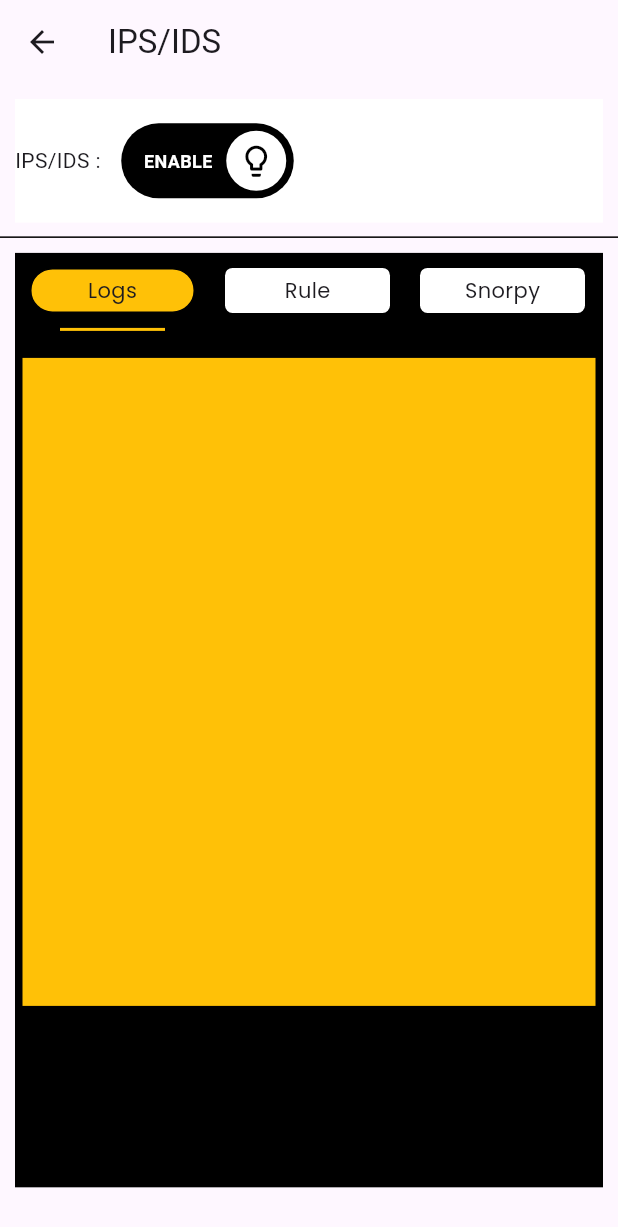
After one commit to Archit56ak/SentinelOS, a Flutter app: the IPS_IDS screen opened by its route, on a phone screen of 412 x 824 dp. The commit adds this screen. Shown: the top 1227 px of the screen. Run offline on Flutter 3.47's test engine with Material 3 defaults, Android fonts, the phone set to English and light mode, and no system bars; drawn by our look-alikes of lite_rolling_switch; our stand-ins replace google_fonts, rive; missing offline and left inert: dart:ffi, flutter_window_close, window_manager.

Commit message:
IPS_IDS Screen

```diff
--- a/lib/Components/my_button.dart
+++ b/lib/Components/my_button.dart
@@ -23,6 +23,7 @@ class _MyButtonState extends State<MyButton> {
       onTap: () {
         Navigator.push(
             context, MaterialPageRoute(builder: (context) => EntryPoint()));
+
       },
       child: Container(
         width: MediaQuery.of(context).size.width * 0.13,
--- /dev/null
+++ b/lib/Features/ips_ids.dart
@@ -0,0 +1,158 @@
+// ignore_for_file: prefer_const_literals_to_create_immutables, prefer_const_constructors
+
+import 'dart:ffi';
+import 'dart:io';
+
+import 'package:flutter/material.dart';
+import 'package:google_fonts/google_fonts.dart';
+import 'package:lite_rolling_switch/lite_rolling_switch.dart';
+import 'package:path/path.dart' as p;
+import 'dart:ffi' as dart_ffi;
+
+typedef RunIDSFunc = dart_ffi.Int Function();
+typedef RunIDSScript = Int Function();
+
+class IPS_IDS extends StatefulWidget {
+  static const id = 'IPS_IDS';
+  const IPS_IDS({super.key});
+
+  @override
+  State<IPS_IDS> createState() => _IPS_IDSState();
+}
+
+class _IPS_IDSState extends State<IPS_IDS> {
+  // void Script() async
+  // {
+  //     var libraryPath =
+  //         path.join(Directory.current.path, "ffi_lib", "libGPUInfo.so");
+  //     final dynamicLib = dart_ffi.DynamicLibrary.open(libraryPath);
+  //     final RunIDSScript runGPUScript = dynamicLib
+  //         .lookup<dart_ffi.NativeFunction<RunIDSFunc>>("run")
+  //         .asFunction();
+  //     runGPUScript();
+  // }
+
+  List<String> IPS_features = ["Logs", "Rule", "Snorpy"];
+  int curr = 0;
+  @override
+  Widget build(BuildContext context) {
+    return Scaffold(
+      appBar: AppBar(
+        title: Text("IPS/IDS"),
+      ),
+      body: Column(
+        // mainAxisAlignment: MainAxisAlignment.center,
+        crossAxisAlignment: CrossAxisAlignment.center,
+        children: [
+          Container(
+            height: MediaQuery.of(context).size.height * 0.1,
+            // padding: EdgeInsets.all(10),
+            margin: EdgeInsets.all(10),
+            decoration: BoxDecoration(color: Colors.white),
+            child: Row(
+              children: [
+                Text("IPS/IDS : "),
+                Padding(
+                  padding: EdgeInsets.fromLTRB(10, 0, 0, 0),
+                  child: LiteRollingSwitch(
+                    value: true,
+                    width: 115,
+                    textSize: 12,
+                    textOn: 'ENABLE',
+                    textOff: 'DISABLE',
+                    textOffColor: Colors.white,
+                    textOnColor: Colors.white,
+                    colorOn: Color.fromARGB(255, 0, 0, 0),
+                    colorOff: const Color.fromARGB(255, 0, 0, 0),
+                    iconOn: Icons.lightbulb_outline,
+                    iconOff: Icons.power_settings_new,
+                    animationDuration: const Duration(milliseconds: 300),
+                    onTap: () {},
+                    onDoubleTap: () {},
+                    onSwipe: () {},
+                    onChanged: (bool state) {
+                      print("The button is working");
+                    },
+                  ),
+                )
+              ],
+            ),
+          ),
+          Divider(
+            height: 0.2,
+            color: Colors.black,
+          ),
+          Container(
+            height: MediaQuery.of(context).size.height * 0.756,
+            // padding: EdgeInsets.all(10),
+            margin: EdgeInsets.all(10),
+            decoration: BoxDecoration(color: Colors.black),
+            child: Column(
+              crossAxisAlignment: CrossAxisAlignment.center,
+              // mainAxisAlignment: MainAxisAlignment.center,
+              children: [
+                SizedBox(
+                  height: 60,
+                  width: double.infinity,
+                  child: ListView.builder(
+                      physics: BouncingScrollPhysics(),
+                      itemCount: IPS_features.length,
+                      scrollDirection: Axis.horizontal,
+                      itemBuilder: (context, index) => Column(
+                            children: [
+                              GestureDetector(
+                                onTap: () {
+                                  setState(() {
+                                    curr = index;
+                                  });
+                                },
+                                child: AnimatedContainer(
+                                  duration: Duration(milliseconds: 300),
+                                  margin: EdgeInsets.all(10),
+                                  width: 110,
+                                  height: 30,
+                                  decoration: BoxDecoration(
+                                      color: curr == index
+                                          ? Colors.amber
+                                          : Colors.white,
+                                      borderRadius: curr == index
+                                          ? BorderRadius.circular(15)
+                                          : BorderRadius.circular(5),
+                                      border: curr == index
+                                          ? Border.all(
+                                              color: Colors.black, width: 1)
+                                          : null),
+                                  child: Center(
+                                    child: Text(
+                                      IPS_features[index],
+                                      style: GoogleFonts.poppins(),
+                                    ),
+                                  ),
+                                ),
+                              ),
+                              Visibility(
+                                  visible: curr == index,
+                                  child: Container(
+                                    width: 70,
+                                    height: 2,
+                                    decoration: BoxDecoration(
+                                        shape: BoxShape.rectangle,
+                                        color: Colors.amber),
+                                  ))
+                            ],
+                          )),
+                ),
+                Container(
+                  margin: const EdgeInsets.fromLTRB(5, 10, 5, 0),
+                  width: double.infinity,
+                  height: 432,
+                  color: Colors.amber,
+                )
+              ],
+            ),
+          )
+        ],
+      ),
+    );
+  }
+}
--- a/lib/Screens/HomePage.dart
+++ b/lib/Screens/HomePage.dart
@@ -14,6 +14,9 @@ class _HomePageState extends State<HomePage> {
   Widget build(BuildContext context) {
     return SafeArea(
       child: Scaffold(
+        appBar: AppBar(
+          title: Text("Home Page"),
+        ),
         body: Text("Home Page"),
       ),
     );
--- a/lib/Screens/entrypoint.dart
+++ b/lib/Screens/entrypoint.dart
@@ -2,10 +2,10 @@
 
 import 'dart:math';
 
-import 'package:flutter/cupertino.dart';
 import 'package:flutter/material.dart';
-import 'package:flutter/widgets.dart';
+
 import 'package:rive/rive.dart';
+import 'package:sentinel/Features/ips_ids.dart';
 import 'package:sentinel/Screens/navBar.dart';
 
 import '../Components/menu_btn.dart';
@@ -78,8 +78,8 @@ class _EntryPointState extends State<EntryPoint>
                 child: Transform.scale(
                     scale: scalAnimation.value,
                     child: ClipRRect(
+                      borderRadius: BorderRadius.all(Radius.circular(24)),
                       child: HomePage(),
-                      borderRadius: BorderRadius.all(Radius.circular(24)),
                     ))),
           ),
           AnimatedPositioned(
--- a/lib/Screens/navBar.dart
+++ b/lib/Screens/navBar.dart
@@ -46,6 +46,10 @@ class _side_menuState extends State<side_menu> {
                       setState(() {
                         selectedSideMenu = menu;
                       });
+                      Navigator.push(
+                          context,
+                          MaterialPageRoute(
+                              builder: (context) => menu.routeID));
                     },
                     selectedMenu: selectedSideMenu))
                 .toList(),
--- a/pubspec.yaml
+++ b/pubspec.yaml
@@ -37,6 +37,9 @@ dependencies:
   cupertino_icons: ^1.0.2
   google_fonts: ^6.2.1
   rive: ^0.13.1
+  lite_rolling_switch: ^1.0.1
+  window_manager: ^0.3.8
+  flutter_window_close: ^1.0.0
 
 dev_dependencies:
   flutter_test:
```
Also changed, not shown: lib/Features/IO_devices.dart (added, +18 -0 lines), lib/Features/disk_encrypt.dart (added, +18 -0 lines), lib/Features/firewall.dart (added, +18 -0 lines), lib/Screens/components/menu.dart (+24 -9 lines), lib/main.dart (+24 -2 lines), assets/Feature Icons/home.png (added), pubspec.lock, 10 other files.
